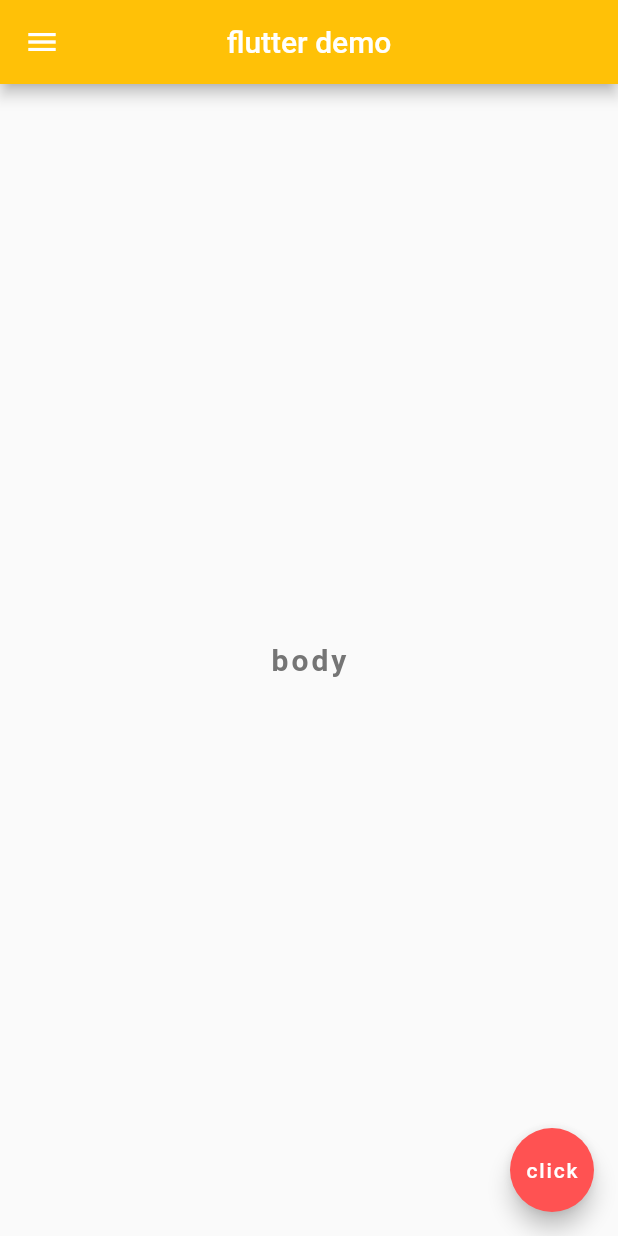
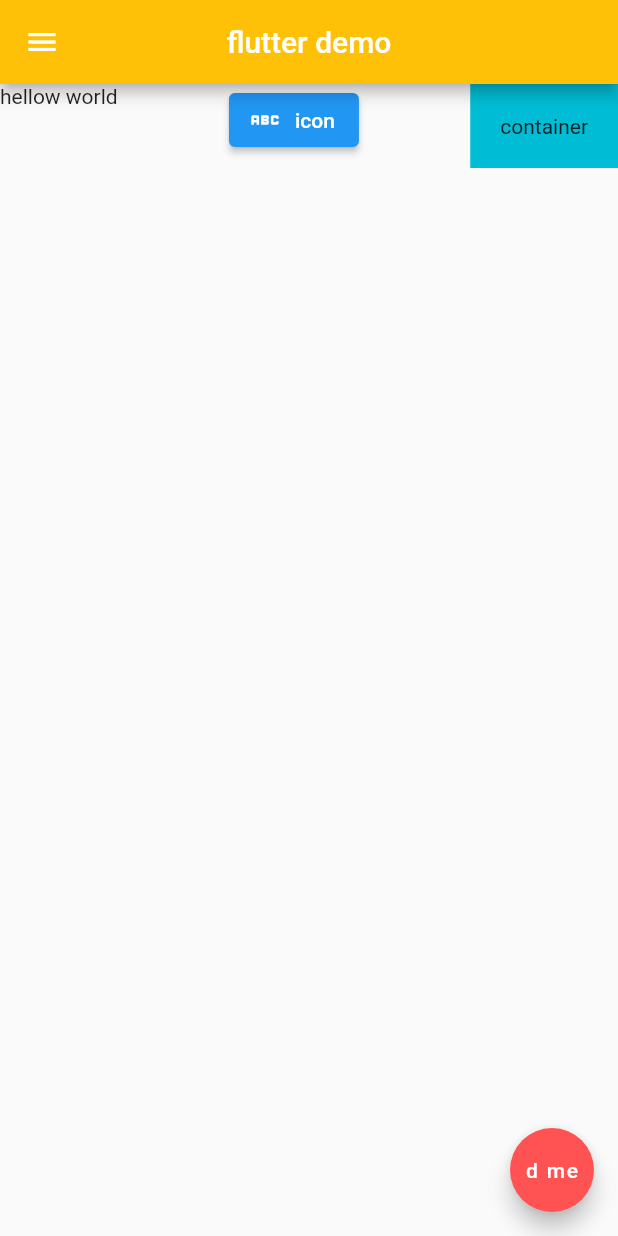
Before and after one commit to nyto9999-flutter/flutter-demo-01, a Flutter app: the screen it shows after launch, on a phone screen of 412 x 824 dp. Run offline on Flutter 3.47's test engine with Material 2 defaults, Android fonts, the phone set to English and light mode, and no system bars; Roboto replaces fonts that are missing (NotoSansTC).

Commit message:
learning button, row, col

```diff
--- a/lib/main.dart
+++ b/lib/main.dart
@@ -1,28 +1,41 @@
 import 'package:flutter/material.dart';
 
 void main() => runApp(MaterialApp(
-        home: Scaffold(
+      home: Home(),
+    ));
+
+class Home extends StatelessWidget {
+  @override
+  Widget build(BuildContext context) {
+    return Scaffold(
       appBar: AppBar(
         title: Text('flutter demo'),
         centerTitle: true,
         backgroundColor: Colors.amber,
       ),
-      body: Center(
-        child: Text(
-          'body',
-          style: TextStyle(
-            fontSize: 20.0,
-            fontWeight: FontWeight.bold,
-            letterSpacing: 2.0,
-            color: Colors.grey[600],
-            fontFamily: 'NotoSansTC',
+      body: Row(
+        mainAxisAlignment: MainAxisAlignment.spaceBetween,
+        crossAxisAlignment: CrossAxisAlignment.start,
+        children: [
+          Text('hellow world'),
+          ElevatedButton.icon(
+            onPressed: () {},
+            icon: Icon(Icons.abc),
+            label: Text('icon'),
           ),
-        ),
+          Container(
+            color: Colors.cyan,
+            padding: EdgeInsets.all(20.0),
+            child: Text('container'),
+          ),
+        ],
       ),
       drawer: Drawer(),
       floatingActionButton: FloatingActionButton(
         onPressed: () {},
-        child: Text('click'),
+        child: Text('d me'),
         backgroundColor: Colors.redAccent,
       ),
-    )));
+    );
+  }
+}
```
Also changed, not shown: pubspec.yaml (+2 -14 lines), 1 other file.
